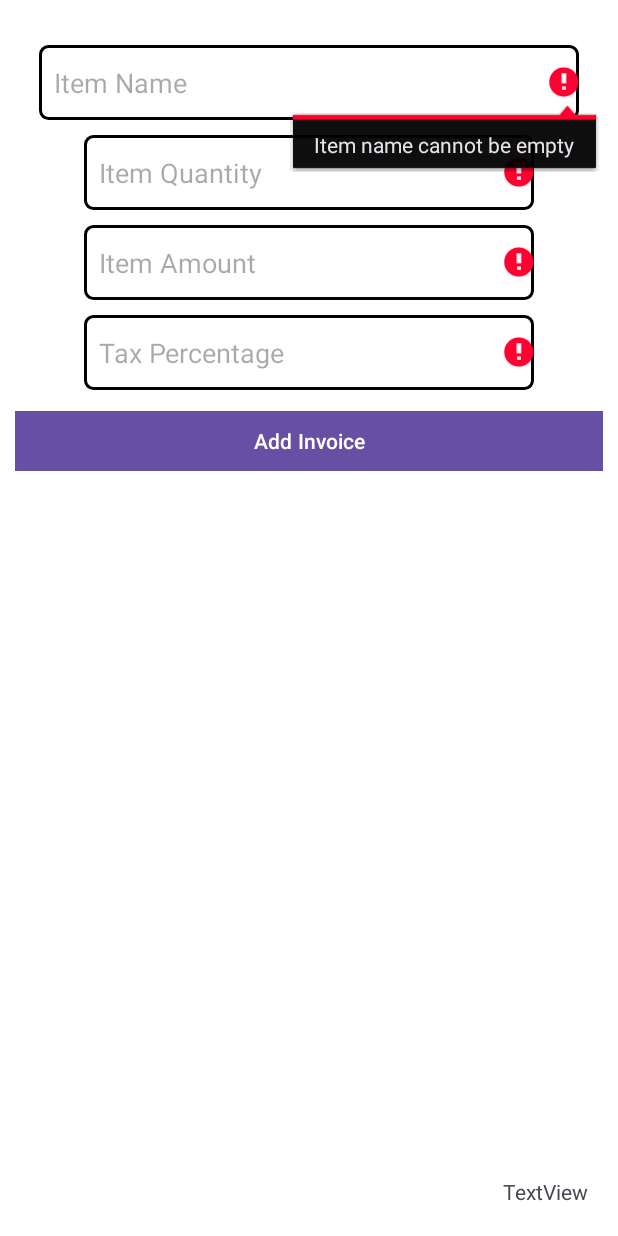
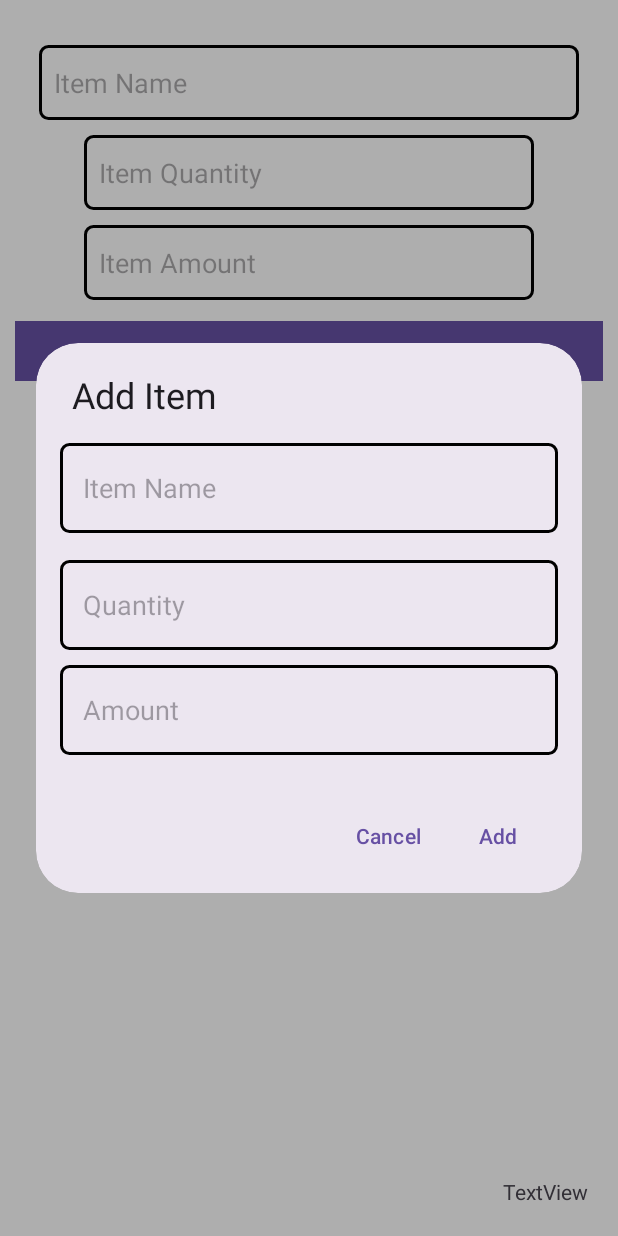
Before and after one commit to ThePrince047/EasyBill, an Android app: the screen it shows after launch (invoice_gen_page), after a tap on "Add Invoice", on a phone screen of 412 x 824 dp. Run offline under Robolectric (Android 15) with nearby library versions, the phone set to English and light mode, and no system bars; our stand-ins replace Firebase (no records; nobody signed in at launch, a user with empty details on screens opened directly).

Commit message:
1.7 Updated by Prince (3/8)

```diff
--- a/app/build.gradle.kts
+++ b/app/build.gradle.kts
@@ -1,3 +1,5 @@
+
+
 plugins {
     alias(libs.plugins.android.application)
     alias(libs.plugins.google.gms.google.services)
@@ -45,6 +47,7 @@ dependencies {
     androidTestImplementation(libs.ext.junit)
     androidTestImplementation(libs.espresso.core)
     implementation(platform("com.google.firebase:firebase-bom:33.1.2"))
+    implementation(platform("com.afollestad.material-dialogs:core:3.3.0"))
 
 
 }
--- /dev/null
+++ b/app/src/main/java/com/example/easybill/Invoice_Dailog.java
@@ -0,0 +1,40 @@
+package com.example.easybill;
+
+import android.content.Context;
+import android.view.LayoutInflater;
+import android.view.View;
+import android.widget.EditText;
+import com.google.android.material.dialog.MaterialAlertDialogBuilder;
+
+public class Invoice_Dailog {
+    private Context context;
+    private InvoiceDialogListener listener;
+
+    public Invoice_Dailog(Context context, InvoiceDialogListener listener) {
+        this.context = context;
+        this.listener = listener;
+    }
+
+    public void showInvoiceDialog() {
+        View dialogView = LayoutInflater.from(context).inflate(R.layout.invoice_dialog, null);
+        EditText edtItemName = dialogView.findViewById(R.id.editDialogItemName);
+        EditText edtQuantity = dialogView.findViewById(R.id.editDialogQuantity);
+        EditText edtAmount = dialogView.findViewById(R.id.editDialogAmount);
+
+        new MaterialAlertDialogBuilder(context)
+                .setTitle("Add Item")
+                .setView(dialogView)
+                .setPositiveButton("Add", (dialog, which) -> {
+                    String itemName = edtItemName.getText().toString();
+                    String quantity = edtQuantity.getText().toString();
+                    String amount = edtAmount.getText().toString();
+                    listener.onInvoiceAdded(itemName, quantity, amount);
+                })
+                .setNegativeButton("Cancel", (dialog, which) -> dialog.dismiss())
+                .show();
+    }
+
+    public interface InvoiceDialogListener {
+        void onInvoiceAdded(String itemName, String quantity, String amount);
+    }
+}
--- a/app/src/main/java/com/example/easybill/invoice_gen_page.java
+++ b/app/src/main/java/com/example/easybill/invoice_gen_page.java
@@ -2,8 +2,6 @@ package com.example.easybill;
 
 import android.content.Context;
 import android.os.Bundle;
-import android.text.Editable;
-import android.text.TextWatcher;
 import android.util.Log;
 import android.view.LayoutInflater;
 import android.view.View;
@@ -28,9 +26,9 @@ import com.google.firebase.auth.FirebaseUser;
 import java.util.ArrayList;
 import java.util.List;
 
-public class invoice_gen_page extends AppCompatActivity {
+public class invoice_gen_page extends AppCompatActivity implements Invoice_Dailog.InvoiceDialogListener {
     Button button;
-    EditText edtItemName, edtAmount, edtQuantity,edtTax;
+    EditText edtItemName, edtAmount, edtQuantity, edtTax;
     TextView total;
     ListView listView;
     List<AddInvoice> invoicesList;
@@ -48,10 +46,10 @@ public class invoice_gen_page extends AppCompatActivity {
         });
 
         FirebaseUser currentUser = FirebaseAuth.getInstance().getCurrentUser();
-        edtItemName = findViewById(R.id.edtItemName);
-        edtAmount = findViewById(R.id.edtAmount);
-        edtQuantity = findViewById(R.id.edtQuantity);
-        edtTax = findViewById(R.id.edtTax);
+        edtItemName = findViewById(R.id.edtname);
+        edtAmount = findViewById(R.id.edtamt);
+        edtQuantity = findViewById(R.id.edtqty);
+        //edtTax = findViewById(R.id.edtTax);
 
         total = findViewById(R.id.tvTotalAmount);
         button = findViewById(R.id.btnAddInvoice);
@@ -64,24 +62,25 @@ public class invoice_gen_page extends AppCompatActivity {
         window.setStatusBarColor(getResources().getColor(R.color.ThemeColor));
 
         button.setOnClickListener(v -> {
-            String itemName = edtItemName.getText().toString();
-            String itemAmount = edtAmount.getText().toString();
-            String itemQuantity = edtQuantity.getText().toString();
-            String itemTax = edtTax.getText().toString();
+            Invoice_Dailog invoiceDialog = new Invoice_Dailog(this, this);
+            invoiceDialog.showInvoiceDialog();
+        });
+    }
 
-            if (validateFields(itemName, itemAmount, itemQuantity,itemTax)) {
+    @Override
+    public void onInvoiceAdded(String itemName, String itemQuantity, String itemAmount) {
+        if (validateFields(itemName, itemAmount, itemQuantity)) {
             if (isItemUnique(itemName)) {
-                    AddInvoice newInvoice = new AddInvoice(itemName, itemQuantity, itemAmount,itemTax);
+                AddInvoice newInvoice = new AddInvoice(itemName, itemQuantity, itemAmount);
                 invoicesList.add(newInvoice);
                 cardAdapter.notifyDataSetChanged();
             } else {
                 Toast.makeText(this, "Item already exists in the list", Toast.LENGTH_SHORT).show();
             }
         }
-        });
     }
 
-    private boolean validateFields(String itemName, String itemAmount, String itemQuantity,String itemTax) {
+    private boolean validateFields(String itemName, String itemAmount, String itemQuantity) {
         boolean isValid = true;
         if (itemName.isEmpty()) {
             edtItemName.setError("Item name cannot be empty");
@@ -117,46 +116,43 @@ public class invoice_gen_page extends AppCompatActivity {
                 isValid = false;
             }
         }
-        if (itemTax.isEmpty()) {
-            edtTax.setError("Tax cannot be empty");
-            isValid = false;
-        } else {
-            try {
-                int tax = Integer.parseInt(itemTax);
-                if (tax <= 0) {
-                    edtTax.setError("Tax must be greater than zero");
-                    isValid = false;
-                }
-            } catch (NumberFormatException e) {
-                edtTax.setError("Invalid quantity");
-                isValid = false;
-            }
-        }
+//        if (itemTax.isEmpty()) {
+//            edtTax.setError("Tax cannot be empty");
+//            isValid = false;
+//        } else {
+//            try {
+//                int tax = Integer.parseInt(itemTax);
+//                if (tax <= 0) {
+//                    edtTax.setError("Tax must be greater than zero");
+//                    isValid = false;
+//                }
+//            } catch (NumberFormatException e) {
+//                edtTax.setError("Invalid tax");
+//                isValid = false;
+//            }
+//        }
         return isValid;
     }
 
     private boolean isItemUnique(String itemName) {
-        String normalizedItemName = itemName.trim().toLowerCase(); // Normalize the input item name
+        String normalizedItemName = itemName.trim().toLowerCase();
         for (AddInvoice invoice : invoicesList) {
             if (invoice.getItemName().trim().toLowerCase().equals(normalizedItemName)) {
-                return false; // Item already exists in the list
+                return false;
             }
         }
-        return true; // Item is unique
+        return true;
     }
-
 }
 
 
-
 class CardAdapter1 extends ArrayAdapter<AddInvoice> {
-    private double totalAmt,totalItemAmount;
+    private double totalAmt;
     private TextView totalTextView;
 
     public CardAdapter1(Context context, List<AddInvoice> invoices) {
         super(context, 0, invoices);
         totalTextView = ((AppCompatActivity) context).findViewById(R.id.tvTotalAmount);
-
     }
 
     @Override
@@ -187,15 +183,14 @@ class CardAdapter1 extends ArrayAdapter<AddInvoice> {
                 }
 
                 if (amount != null) {
-                    amount.setText("₹ "+invoice.getItemAmount());
+                    amount.setText("₹ " + invoice.getItemAmount());
                 }
                 TextView itemTotal = convertView.findViewById(R.id.tvItemTotalAmount);
                 int qty = Integer.parseInt(invoice.getItemQuantity());
                 double amt = Double.parseDouble(invoice.getItemAmount());
                 double total = amt * qty;
 
-                itemTotal.setText("₹"+String.format("%.2f", total));
-
+                itemTotal.setText("₹" + String.format("%.2f", total));
 
                 recalculateTotal();
             } else {
@@ -220,11 +215,9 @@ class CardAdapter1 extends ArrayAdapter<AddInvoice> {
             AddInvoice invoice = getItem(i);
             if (invoice != null) {
                 try {
-
                     double amount = Double.parseDouble(invoice.getItemAmount());
                     int quantity = Integer.parseInt(invoice.getItemQuantity());
                     totalAmt += amount * quantity;
-
                 } catch (NumberFormatException e) {
                     // Handle the case where amount or quantity is not a valid number
                 }
@@ -232,15 +225,12 @@ class CardAdapter1 extends ArrayAdapter<AddInvoice> {
         }
 
         if (totalTextView != null) {
-
-
             totalTextView.setText(String.format("%.2f", totalAmt));
         } else {
             Log.e("CardAdapter1", "TextView for total amount is null.");
         }
     }
 }
-
 
 class AddInvoice {
     private String itemName;
@@ -252,11 +242,11 @@ class AddInvoice {
         // Default constructor required for calls to DataSnapshot.getValue(Invoice.class)
     }
 
-    public AddInvoice(String itemName, String itemQuantity, String itemAmount, String itemTax) {
+    public AddInvoice(String itemName, String itemQuantity, String itemAmount) {
         this.itemName = itemName;
         this.itemQuantity = itemQuantity;
         this.itemAmount = itemAmount;
-        this.itemTax = itemTax;
+       // this.itemTax = itemTax;
     }
 
     public String getItemName() {
--- a/app/src/main/res/layout/activity_invoice_gen_page.xml
+++ b/app/src/main/res/layout/activity_invoice_gen_page.xml
@@ -9,7 +9,7 @@
     android:background="@color/white">
 
     <EditText
-        android:id="@+id/edtItemName"
+        android:id="@+id/edtname"
         android:layout_width="360dp"
         android:layout_height="50dp"
         android:layout_marginTop="30dp"
@@ -24,13 +24,13 @@
         />
 
     <EditText
-        android:id="@+id/edtAmount"
+        android:id="@+id/edtamt"
         android:layout_width="300dp"
         android:layout_height="50dp"
         android:background="@drawable/border"
         android:layout_marginBottom="10dp"
         android:ems="10"
-        android:layout_below="@id/edtQuantity"
+        android:layout_below="@id/edtqty"
         android:layout_centerHorizontal="true"
         android:paddingStart="10dp"
         android:hint="Item Amount"
@@ -41,27 +41,12 @@
         />
 
     <EditText
-        android:id="@+id/edtTax"
-        android:layout_width="300dp"
-        android:layout_height="50dp"
-        android:background="@drawable/border"
-        android:ems="10"
-        android:layout_below="@id/edtAmount"
-        android:hint="Tax Percentage"
-        android:inputType="text"
-        android:paddingStart="10dp"
-        android:textColor="@color/black"
-        android:layout_marginBottom="10dp"
-        android:layout_centerHorizontal="true"
-        />
-
-    <EditText
-        android:id="@+id/edtQuantity"
+        android:id="@+id/edtqty"
         android:layout_width="300dp"
         android:layout_height="50dp"
         android:background="@drawable/border"
         android:layout_marginBottom="10dp"
-        android:layout_below="@id/edtItemName"
+        android:layout_below="@id/edtname"
         android:layout_centerHorizontal="true"
         android:ems="10"
         android:hint="Item Quantity"
@@ -76,7 +61,7 @@
         android:layout_width="match_parent"
         android:layout_height="wrap_content"
         android:text="Add Invoice"
-        android:layout_below="@id/edtTax"
+        android:layout_below="@id/edtamt"
         android:layout_centerHorizontal="true"
         android:layout_marginEnd="20dp"
         app:cornerRadius= "0dp" />
--- /dev/null
+++ b/app/src/main/res/layout/invoice_dialog.xml
@@ -0,0 +1,38 @@
+<?xml version="1.0" encoding="utf-8"?>
+    <RelativeLayout xmlns:android="http://schemas.android.com/apk/res/android"
+        android:layout_width="match_parent"
+        android:layout_height="wrap_content"
+        android:padding="16dp">
+
+        <EditText
+            android:id="@+id/editDialogItemName"
+            android:layout_width="match_parent"
+            android:layout_height="60dp"
+            android:background="@drawable/border"
+            android:padding="15dp"
+            android:hint="Item Name"
+            android:layout_marginBottom="8dp" />
+
+        <EditText
+            android:id="@+id/editDialogQuantity"
+            android:layout_width="match_parent"
+            android:layout_height="60dp"
+            android:background="@drawable/border"
+            android:layout_marginTop="10dp"
+            android:padding="15dp"
+            android:hint="Quantity"
+            android:inputType="number"
+            android:layout_below="@id/editDialogItemName"
+            />
+
+        <EditText
+            android:id="@+id/editDialogAmount"
+            android:layout_width="match_parent"
+            android:layout_height="60dp"
+            android:background="@drawable/border"
+            android:layout_marginTop="10dp"
+            android:padding="15dp"
+            android:hint="Amount"
+            android:inputType="numberDecimal"
+            android:layout_below="@id/editDialogQuantity" />
+    </RelativeLayout>
```
Lines whose indentation alone changed are shown as unchanged.
